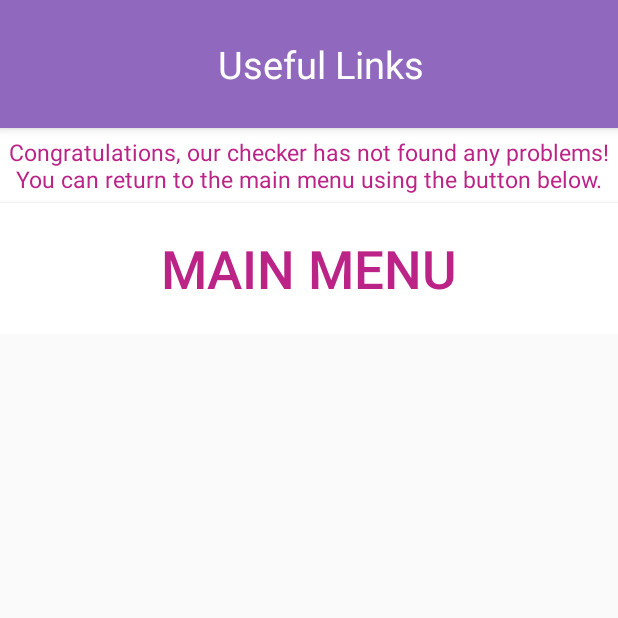
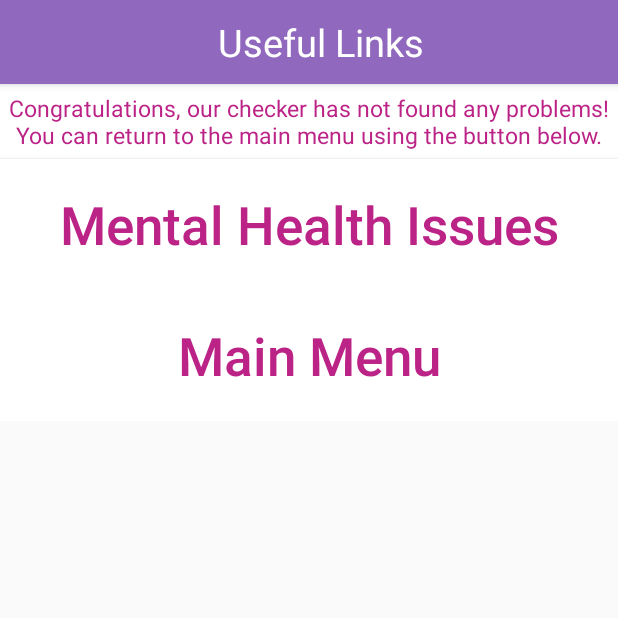
Before and after one commit to JamieHorwell/StudentWellbeingApp, an Android app: the SymptomCheckerActivity screen opened directly, with no data from a screen before it, after a tap on "SUBMIT", on a phone screen of 412 x 824 dp, the top half of it. Run offline under Robolectric (Android 15) with nearby library versions, the phone set to English and light mode, and no system bars; network calls fail.

Commit message:
random additions, symptom checker

```diff
--- a/app/src/main/java/team10/studentwellbeingapp/BookingAppointmentActivity.java
+++ b/app/src/main/java/team10/studentwellbeingapp/BookingAppointmentActivity.java
@@ -187,6 +187,8 @@ public class BookingAppointmentActivity extends ActionBarActivity {
             listView1.setAdapter(adapter);
             listView1.setItemsCanFocus(true);
             adapter.notifyDataSetChanged();
+
+            listView1.setEmptyView(findViewById(R.id.emptyElement));
         }
 
     }
--- a/app/src/main/java/team10/studentwellbeingapp/SymptomCheckerActivity.java
+++ b/app/src/main/java/team10/studentwellbeingapp/SymptomCheckerActivity.java
@@ -23,19 +23,21 @@ import android.content.Intent;
 import android.support.v7.app.AppCompatActivity;
 import android.os.Bundle;
 import android.support.v7.widget.Toolbar;
+import android.util.Log;
 import android.view.View;
 import android.widget.CheckBox;
 import android.widget.RadioButton;
+import android.widget.RadioGroup;
 
 
 public class SymptomCheckerActivity extends AppCompatActivity {
     //Give all issues a score. If the score reaches a certain point, the button will activate on the next page
     private static int depression = 0;
-    private static int issue2 = 0;
-    private static int issue3 = 0;
-    private static int issue4 = 0;
-    CheckBox sym5;
-    RadioButton sym1op1, sym1op2, sym1op3, sym1op4, sym2op1, sym2op2, sym2op3, sym2op4, sym3op1, sym3op2, sym3op3, sym3op4;
+    private static int anxiety = 0;
+    private static int bodyImage = 0;
+    private final int NO_OF_QUESTIONS = 7;
+    private int[] scores = new int[NO_OF_QUESTIONS];
+
 
 
     @Override
@@ -46,84 +48,25 @@ public class SymptomCheckerActivity extends AppCompatActivity {
         setSupportActionBar(toolbar);
     }
 
+    //submit button has been clicked, sums scores of issues
     public void onSymptomButtonClick(View v){
-        //resets values each time button is clicked
-        depression = 0;
-        issue2 = 0;
-        issue3 = 0;
-        issue4 = 0;
 
-        sym1op1=(RadioButton)findViewById(R.id.symptom1Never);
-        sym1op2=(RadioButton)findViewById(R.id.symptom1Rarely);
-        sym1op3=(RadioButton)findViewById(R.id.symptom1Sometimes);
-        sym1op4=(RadioButton)findViewById(R.id.symptom1Often);
+        RadioGroup radioGroupQ1 = (RadioGroup) findViewById(R.id.question1);
 
-        sym2op1=(RadioButton)findViewById(R.id.symptom2Never);
-        sym2op2=(RadioButton)findViewById(R.id.symptom2Rarely);
-        sym2op3=(RadioButton)findViewById(R.id.symptom2Sometimes);
-        sym2op4=(RadioButton)findViewById(R.id.symptom2Often);
+        //loop through radioGroups, getting the index of radio button checked in each instance
+        for(int i = 0; i < NO_OF_QUESTIONS; i++ ) {
+            String radioGroupID = "question" + Integer.toString(i);
+            int resID = getResources().getIdentifier(radioGroupID, "id", getPackageName());
+            RadioGroup questionRadioGroup = (RadioGroup) findViewById(resID);
+            int radioButtonID = radioGroupQ1.getCheckedRadioButtonId();
+            View radioButton = radioGroupQ1.findViewById(radioButtonID);
+            int idx = radioGroupQ1.indexOfChild(radioButton);
+            scores[i] = idx;
+        }
+        setDepression();
+        setAnxiety();
+        setBodyImage();
 
-        sym3op1=(RadioButton)findViewById(R.id.symptom3Never);
-        sym3op2=(RadioButton)findViewById(R.id.symptom3Rarely);
-        sym3op3=(RadioButton)findViewById(R.id.symptom3Sometimes);
-        sym3op4=(RadioButton)findViewById(R.id.symptom3Often);
-
-        sym5=(CheckBox)findViewById(R.id.symptom5);
-
-        //Give each checkbox a certain score for each issue. This will add up the score for the checkboxes that are checked.
-        if(sym1op1.isChecked()){
-
-        }
-        else if(sym1op2.isChecked()){
-            depression += 1;
-            issue2 += 1;
-        }
-        else if(sym1op3.isChecked()){
-            depression += 3;
-            issue2 += 2;
-        }
-        else if(sym1op4.isChecked()){
-            depression += 5;
-            issue2 += 3;
-            issue3 += 2;
-        }
-
-        if(sym2op1.isChecked()){
-            depression += 0;
-        }
-        else if(sym2op2.isChecked()){
-            depression += 1;
-        }
-        else if(sym2op3.isChecked()){
-            depression += 3;
-        }
-        else if(sym2op4.isChecked()){
-            depression += 5;
-            issue3 += 5;
-            issue4 += 2;
-        }
-
-        if(sym3op1.isChecked()){
-            issue3 += 3;
-            issue4 += 3;
-            issue2 += 1;
-        }
-        else if(sym3op2.isChecked()){
-            issue3 += 2;
-            issue4 += 2;
-        }
-        else if(sym3op3.isChecked()){
-            issue3 += 1;
-            issue4 += 1;
-        }
-        else if(sym3op4.isChecked()){
-
-        }
-
-        if (sym5.isChecked()) {
-            depression += 5;
-            issue3 += 4;
-        }
 
         startActivity(new Intent(this, SymptomCheckerLink.class));
     }
@@ -131,14 +74,20 @@ public class SymptomCheckerActivity extends AppCompatActivity {
     public static int getDepression(){
         return depression;
     }
-    public static int getIssue2(){
-        return issue2;
+    public static int getAnxiety(){
+        return anxiety;
     }
-    public static int getIssue3(){
-        return issue3;
+    public static int getBodyImage(){ return bodyImage; }
+
+
+    //setters used to set scores of each issue relevant from scores array
+    public void setDepression() {
+            depression = scores[0] + scores[1];
     }
-    public static int getIssue4(){
-        return issue4;
+    public void setAnxiety() {
+            anxiety = scores[2] + scores[3] + scores[4];
     }
-
+    public void setBodyImage() {
+            bodyImage = scores[5] + scores[6];
+    }
 }
--- a/app/src/main/java/team10/studentwellbeingapp/SymptomCheckerLink.java
+++ b/app/src/main/java/team10/studentwellbeingapp/SymptomCheckerLink.java
@@ -10,6 +10,11 @@ import android.widget.TextView;
 
 
 public class SymptomCheckerLink extends AppCompatActivity{
+
+    private int depressionScore;
+    private int anxietyScore;
+    private int bodyImageScore;
+
     @Override
     protected void onCreate(Bundle savedInstanceState) {
         super.onCreate(savedInstanceState);
@@ -31,9 +36,6 @@ public class SymptomCheckerLink extends AppCompatActivity{
             case R.id.symptomLink3:
                 //startActivity(new Intent(this, ButtonThreeActivity.class));
                 break;
-            case R.id.symptomLink4:
-                //startActivity(new Intent(this, ButtonThreeActivity.class));
-                break;
             case R.id.symptomLinkHome:
                 startActivity(new Intent(this, MainMenuActivity.class));
                 break;
@@ -42,39 +44,35 @@ public class SymptomCheckerLink extends AppCompatActivity{
 
     //Checks to see which buttons will be enabled and which won't
     private void checkSymptoms(){
+        String message;
         Boolean issueDiscovered = false;
-        Button depressionLink, issue2Link, issue3Link, issue4Link;
+
+        Button oneIssueFound, twoOrMoreIssuesFound, threeIssuesFound;
         TextView information;
         information = (TextView)findViewById(R.id.information);
-        depressionLink = (Button)findViewById(R.id.symptomLink1);
-        issue2Link = (Button)findViewById(R.id.symptomLink2);
-        issue3Link = (Button)findViewById(R.id.symptomLink3);
-        issue4Link= (Button)findViewById(R.id.symptomLink4);
-        depressionLink.setVisibility(View.GONE);
-        issue2Link.setVisibility(View.GONE);
-        issue3Link.setVisibility(View.GONE);
-        issue4Link.setVisibility(View.GONE);
+        oneIssueFound = (Button)findViewById(R.id.bookingLink);
+        twoOrMoreIssuesFound = (Button)findViewById(R.id.supportLink);
+        oneIssueFound.setVisibility(View.GONE);
+        twoOrMoreIssuesFound.setVisibility(View.GONE);
+
 
         //Checks to see if issues should be visible depending on symptoms checked
-        if (SymptomCheckerActivity.getDepression() >= 8){
-            depressionLink.setVisibility(View.VISIBLE);
+        if (depressionScore >= 3){
+            oneIssueFound.setVisibility(View.VISIBLE);
             issueDiscovered = true;
         }
 
-        if (SymptomCheckerActivity.getIssue2() >= 8){
-            issue2Link.setVisibility(View.VISIBLE);
+        if (anxietyScore >= 5){
+            oneIssueFound.setVisibility(View.VISIBLE);
             issueDiscovered = true;
         }
 
-        if (SymptomCheckerActivity.getIssue3() >= 8){
-            issue3Link.setVisibility(View.VISIBLE);
+        if (bodyImageScore >= 3){
+            oneIssueFound.setVisibility(View.VISIBLE);
             issueDiscovered = true;
         }
 
-        if (SymptomCheckerActivity.getIssue4() >= 8){
-            issue4Link.setVisibility(View.VISIBLE);
-            issueDiscovered = true;
-        }
+
 
         //Changes text depending on the results. Current text was just an example, can be changed
         if (issueDiscovered){
--- a/app/src/main/res/layout/activity_symptom_checker_link.xml
+++ b/app/src/main/res/layout/activity_symptom_checker_link.xml
@@ -38,7 +38,7 @@ Notes:
                     android:gravity="center"
                     android:text="Useful Links"
                     android:textSize="25dp"
-                    android:padding="25dp"
+                    android:padding="5dp"
                     android:textColor="@color/wellbeing_white"/>
 
             </android.support.v7.widget.Toolbar>
@@ -57,64 +57,57 @@ Notes:
                 android:layout_width="fill_parent"
                 android:layout_height="wrap_content"
                 android:textSize="35dp"
-                android:text="Depression"
+                android:text="Book Appointment"
+                android:textAllCaps="false"
                 android:gravity="center"
                 android:paddingTop="20dp"
                 android:paddingBottom="20dp"
                 android:textColor="@color/wellbeing_light_purple"
                 android:onClick="onButtonClick"
                 android:background="@color/wellbeing_white"
-                android:id="@+id/symptomLink1"/>
+                android:id="@+id/bookingLink"/>
             <Button
                 android:layout_width="fill_parent"
                 android:layout_height="wrap_content"
                 android:textSize="35dp"
-                android:text="Issue 2"
+                android:text="Mental Health Issues"
+                android:textAllCaps="false"
                 android:gravity="center"
                 android:paddingTop="20dp"
                 android:paddingBottom="20dp"
                 android:textColor="@color/wellbeing_light_purple"
                 android:onClick="onButtonClick"
                 android:background="@color/wellbeing_white"
-                android:id="@+id/symptomLink2"/>
+                android:id="@+id/resourceLink"/>
 
             <Button
                 android:layout_width="fill_parent"
                 android:layout_height="wrap_content"
                 android:textSize="35dp"
-                android:text="Issue 3"
+                android:text="Get Support"
+                android:textAllCaps="false"
                 android:gravity="center"
                 android:paddingTop="20dp"
                 android:paddingBottom="20dp"
                 android:textColor="@color/wellbeing_light_purple"
                 android:onClick="onButtonClick"
                 android:background="@color/wellbeing_white"
-                android:id="@+id/symptomLink3"/>
+                android:id="@+id/supportLink"/>
+
+
             <Button
                 android:layout_width="fill_parent"
                 android:layout_height="wrap_content"
                 android:textSize="35dp"
-                android:text="Issue 4"
+                android:text="Main Menu"
+                android:textAllCaps="false"
                 android:gravity="center"
                 android:paddingTop="20dp"
                 android:paddingBottom="20dp"
                 android:textColor="@color/wellbeing_light_purple"
                 android:onClick="onButtonClick"
                 android:background="@color/wellbeing_white"
-                android:id="@+id/symptomLink4"/>
-
-            <Button
-                android:layout_width="fill_parent"
-                android:layout_height="wrap_content"
-                android:textSize="35dp"
-                android:text="Main Menu"
-                android:gravity="center"
-                android:paddingTop="20dp"
-                android:paddingBottom="20dp"
-                android:textColor="@color/wellbeing_light_purple"
-                android:onClick="onButtonClick"
-                android:background="@color/wellbeing_white"
-                android:id="@+id/symptomLinkHome"/>
+                android:id="@+id/homeLink"/>
         </LinearLayout>
 
     </ScrollView>
--- a/app/src/main/res/layout/appointment_list_header_row.xml
+++ b/app/src/main/res/layout/appointment_list_header_row.xml
@@ -13,6 +13,8 @@
             android:layout_alignParentLeft="true"
             android:text="back "
             android:onClick="previousDay"
+            android:textColor="@color/wellbeing_dark_purple"
+            android:background="@drawable/button_background_two"
             />
         <TextView
             android:id="@+id/DateTextView"
@@ -22,6 +24,7 @@
             android:layout_alignParentTop="true"
             android:layout_alignParentBottom="true"
             android:textStyle="bold"
+            android:textColor="@color/wellbeing_dark_purple"
             android:textSize="22dp"
             android:text="DATE HERE"/>
 
@@ -32,6 +35,8 @@
             android:layout_height="wrap_content"
             android:text= "next"
             android:onClick="nextDay"
+            android:textColor="@color/wellbeing_dark_purple"
+            android:background="@drawable/button_background_two"
             />
 
 
--- a/app/src/main/res/layout/booked_appointment_item_row.xml
+++ b/app/src/main/res/layout/booked_appointment_item_row.xml
@@ -13,7 +13,7 @@
         android:paddingLeft="30dp"
         android:paddingBottom="6dip"
         android:paddingTop="5dip"
-        android:text="addasdasd"
+        android:textColor="@color/wellbeing_white"
         />
 
     <TextView
@@ -24,7 +24,7 @@
         android:textSize="20dp"
         android:paddingLeft="30dp"
         android:paddingBottom="5dp"
-        android:text="addasdasd"/>
+        android:textColor="@color/wellbeing_white"/>
 
 
 
```
Also changed, not shown: app/src/main/java/team10/studentwellbeingapp/AppointmentManagerActivity.java (+6 -19 lines), app/src/main/java/team10/studentwellbeingapp/FreeAppointmentAdapter.java (+10 -2 lines), app/src/main/java/team10/studentwellbeingapp/UsersAppointmentAdapter.java (+9 -2 lines), app/src/main/res/drawable/button_background_two.xml (added, +15 -0 lines), app/src/main/res/layout/activity_booking_appointment.xml (+9 -1 lines), app/src/main/res/layout/activity_mood_diary_progress_view.xml (+8 -2 lines), app/src/main/res/layout/content_menu.xml (+21 -20 lines), app/src/main/res/layout/mood_diary_entry.xml (+8 -2 lines), app/src/main/res/layout/symptom_checker.xml (+31 -21 lines).
